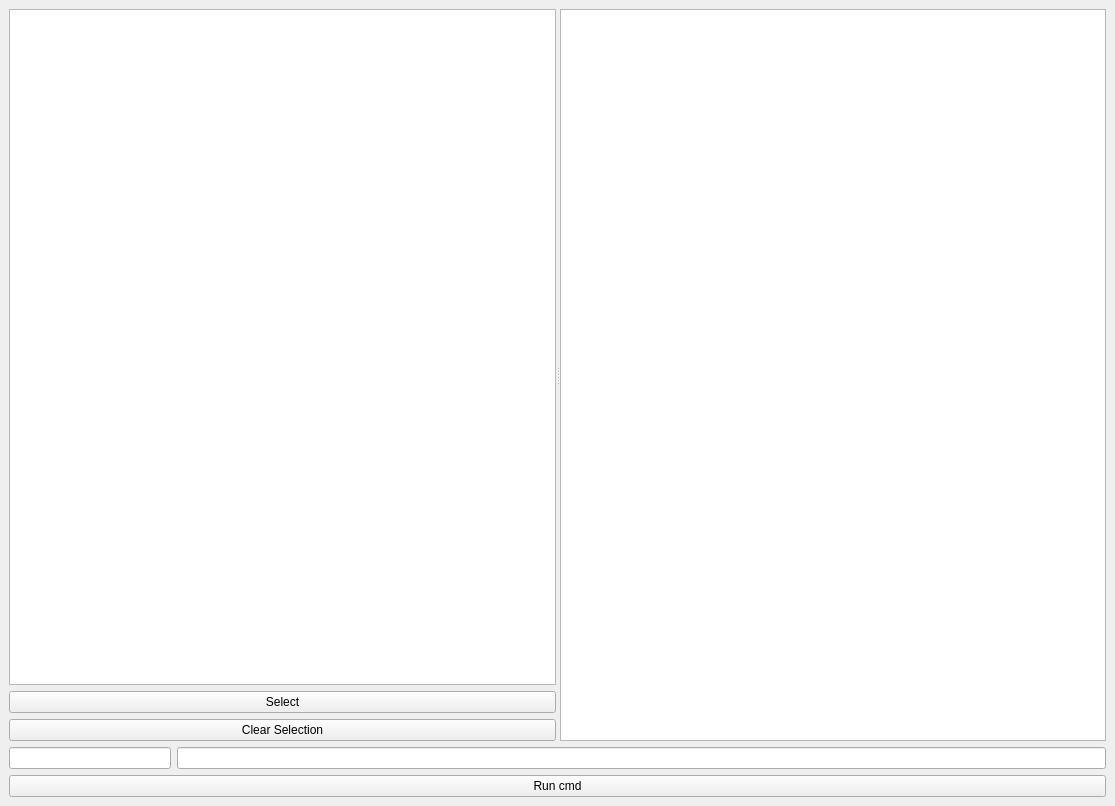
Above: src/client/main_dui.ui from ccp4/DUI2 before the change. Below: the same form after it.
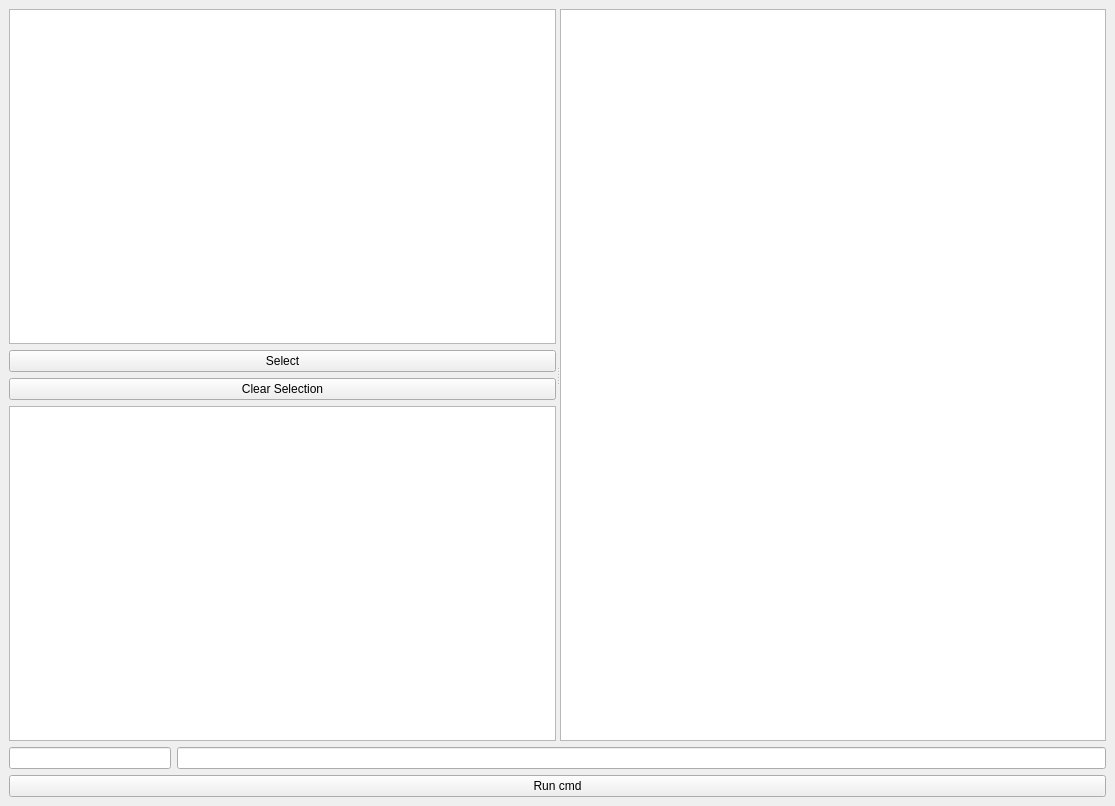
That is the form after the change.

Commit message: renaming view, so now I will add another view

What changed in the file:
```diff
--- a/src/client/main_dui.ui
+++ b/src/client/main_dui.ui
@@ -39,6 +39,9 @@
           </property>
          </widget>
         </item>
+        <item>
+         <widget class="QGraphicsView" name="treeView"/>
+        </item>
        </layout>
       </widget>
       <widget class="QWidget" name="layoutWidget">
```
